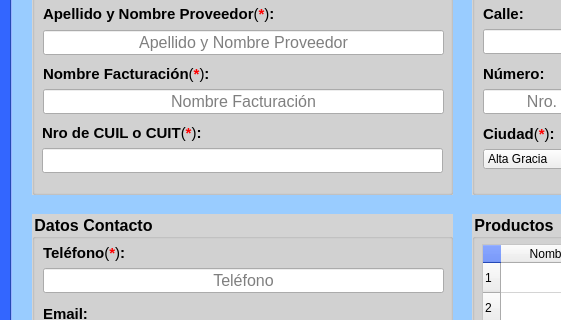
This is Views/proveedores.ui in Miguel8819/Sistema_TweetyTesis as Qt 5 draws it before an edit; both pictures show x 0 to 561 and y 133 to 453 of the 1021 by 669 pixel window. The edited form follows.
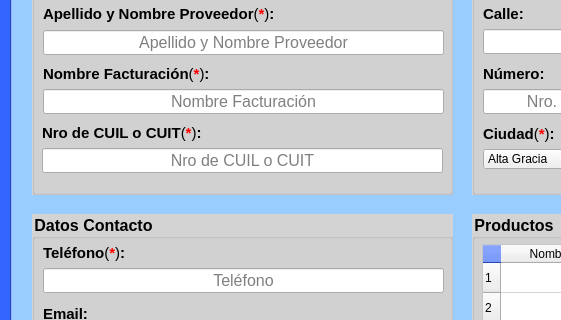
This is the edited form. Icons and pictures are not drawn.

```diff
--- a/Views/proveedores.ui
+++ b/Views/proveedores.ui
@@ -533,6 +533,9 @@
       <property name="alignment">
        <set>Qt::AlignCenter</set>
       </property>
+      <property name="placeholderText">
+       <string>Nro de CUIL o CUIT</string>
+      </property>
      </widget>
      <widget class="QLabel" name="cuilOcuit">
       <property name="geometry">
```
Left out of the diff: 2 changed lines with no effect on the pictures.
